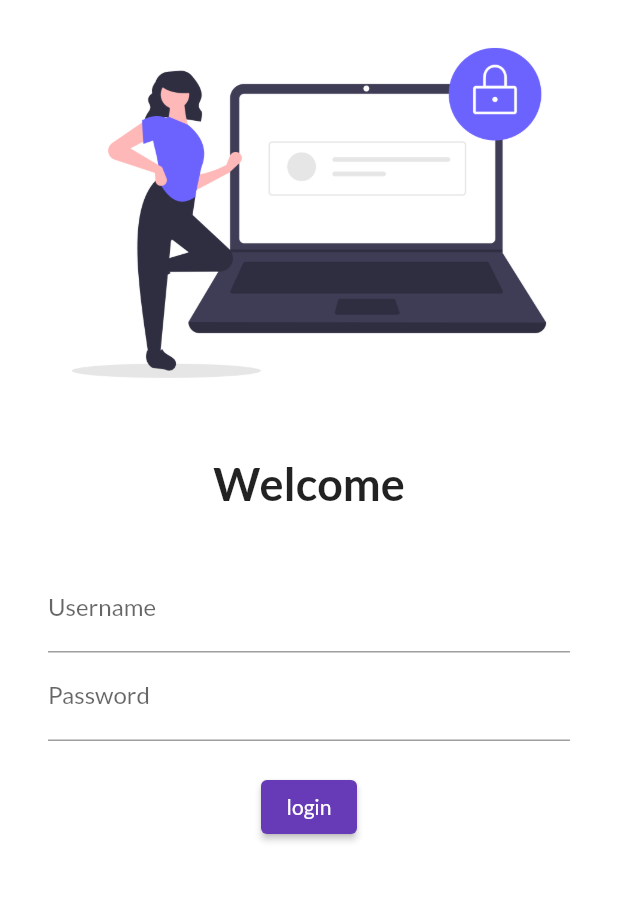
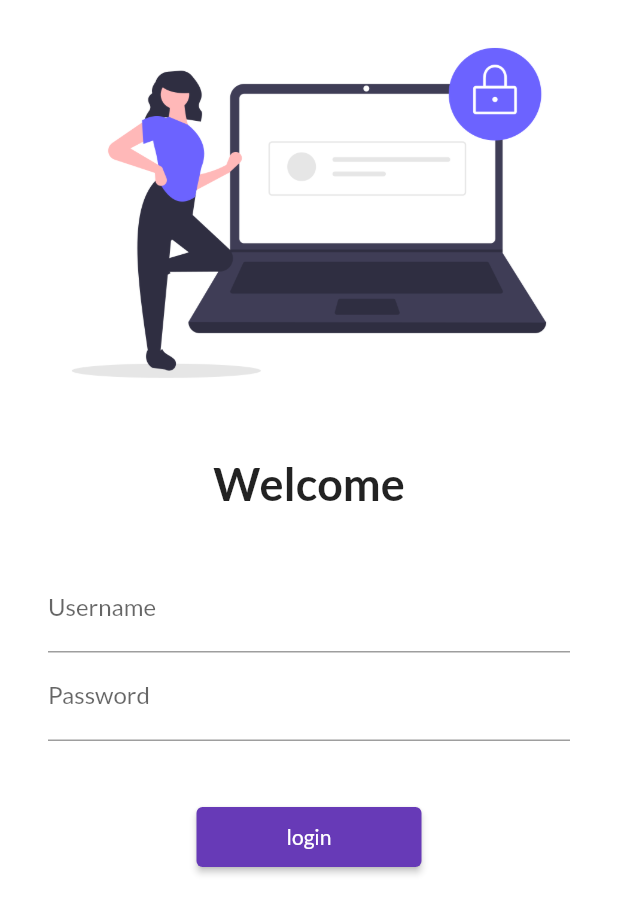
Before and after one commit to Aman2352002/30DaysOfFlutter, a Flutter app: the screen it shows after launch, on a phone screen of 412 x 824 dp. Shown: the top 914 px of the screen. Run offline on Flutter 3.47's test engine with Material 2 defaults, Android fonts, the phone set to English and light mode, and no system bars; our stand-ins replace google_fonts.

Commit message:
day 5 completed

```diff
--- a/lib/main.dart
+++ b/lib/main.dart
@@ -1,6 +1,7 @@
 import 'package:flutter/material.dart';
 import 'package:flutter_catalog/pages/home_page.dart';
 import 'package:flutter_catalog/pages/login_page.dart';
+import 'package:flutter_catalog/utils/routes.dart';
 import 'package:google_fonts/google_fonts.dart';
 
 void main() {
@@ -24,8 +25,8 @@ class MyApp extends StatelessWidget {
       initialRoute: "/",
       routes: {
         "/": (context) => LoginPage(),
-        "/home": (context) => HomePage(),
-        "/login": (context) => LoginPage()
+        MyRoutes.homeRoute: (context) => HomePage(),
+        MyRoutes.loginRoute: (context) => LoginPage()
       },
     );
   }
--- a/lib/pages/login_page.dart
+++ b/lib/pages/login_page.dart
@@ -1,4 +1,5 @@
 import 'package:flutter/material.dart';
+import 'package:flutter_catalog/utils/routes.dart';
 
 class LoginPage extends StatelessWidget {
   const LoginPage({Key? key}) : super(key: key);
@@ -7,6 +8,7 @@ class LoginPage extends StatelessWidget {
   Widget build(BuildContext context) {
     return Material(
         color: Colors.white,
+        child: SingleChildScrollView(
           child: Column(
             children: [
               Image.asset(
@@ -27,8 +29,8 @@ class LoginPage extends StatelessWidget {
                 height: 20,
               ),
               Padding(
-              padding:
-                  const EdgeInsets.symmetric(vertical: 16.0, horizontal: 32.0),
+                padding: const EdgeInsets.symmetric(
+                    vertical: 16.0, horizontal: 32.0),
                 child: Column(
                   children: [
                     TextFormField(
@@ -45,17 +47,20 @@ class LoginPage extends StatelessWidget {
                       ),
                     ),
                     SizedBox(
-              height: 20,
+                      height: 40,
                     ),
                     ElevatedButton(
                       child: Text("login"),
-            style: TextButton.styleFrom(),
-            onPressed: () {},
+                      style: TextButton.styleFrom(minimumSize: Size(150, 40)),
+                      onPressed: () {
+                        Navigator.pushNamed(context, MyRoutes.homeRoute);
+                      },
                     )
                   ],
                 ),
               )
             ],
+          ),
         ));
   }
 }
--- /dev/null
+++ b/lib/utils/routes.dart
@@ -0,0 +1,4 @@
+class MyRoutes {
+  static String loginRoute = "/login";
+  static String homeRoute = "/home";
+}
```
Lines whose indentation alone changed are shown as unchanged.
